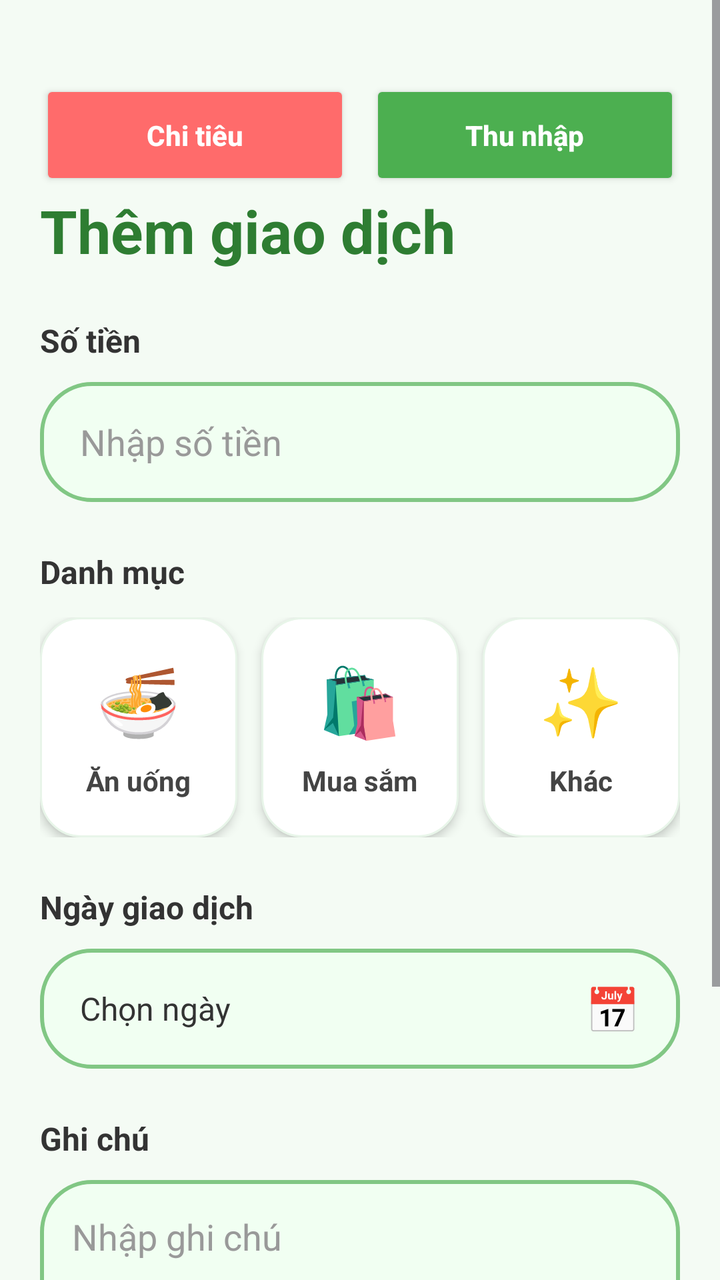
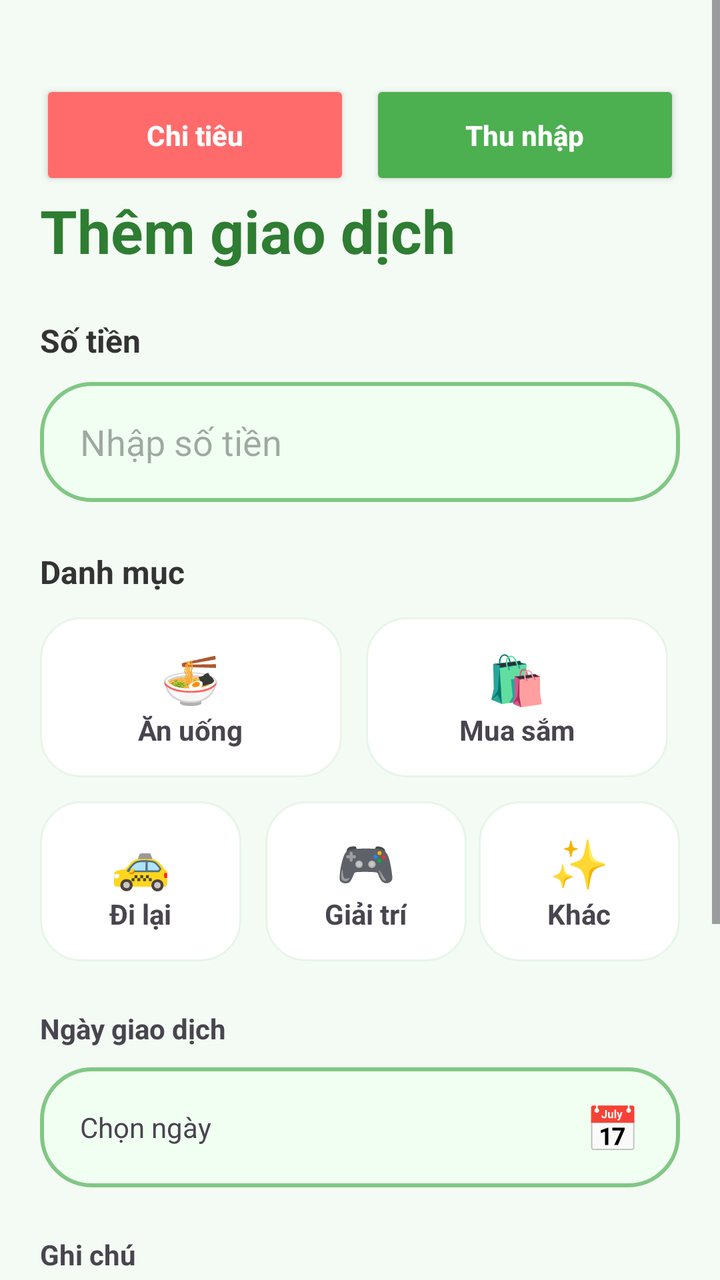

The first picture is an Android layout as it rendered before a commit; the second is the same layout after the commit. The layout source and the unified diff follow.
<!-- AndroidManifest.xml: application theme Theme.SpendWise -->
<!-- res/layout/activity_add_transaction.xml -->
<?xml version="1.0" encoding="utf-8"?>
<ScrollView xmlns:android="http://schemas.android.com/apk/res/android"
    android:layout_width="match_parent"
    android:layout_height="match_parent"
    android:background="#F4FBF4">

    <LinearLayout
        android:layout_width="match_parent"
        android:layout_height="wrap_content"
        android:orientation="vertical"
        android:padding="20dp">
        <LinearLayout
            android:layout_width="match_parent"
            android:layout_height="wrap_content"
            android:layout_marginTop="20dp"
            android:orientation="horizontal">

            <Button
                android:id="@+id/btnExpense"
                android:layout_width="0dp"
                android:layout_height="55dp"
                android:layout_weight="1"
                android:text="Chi tiêu"
                android:textAllCaps="false"
                android:textStyle="bold"
                android:backgroundTint="#FF6B6B"
                android:textColor="#FFFFFF"/>

            <Button
                android:id="@+id/btnIncome"
                android:layout_width="0dp"
                android:layout_height="55dp"
                android:layout_weight="1"
                android:layout_marginStart="10dp"
                android:text="Thu nhập"
                android:textAllCaps="false"
                android:textStyle="bold"
                android:backgroundTint="#4CAF50"
                android:textColor="#FFFFFF"/>

        </LinearLayout>
        
        <TextView
            android:layout_width="wrap_content"
            android:layout_height="wrap_content"
            android:text="Thêm giao dịch"
            android:textColor="#2E7D32"
            android:textSize="30sp"
            android:textStyle="bold" />

        
        <TextView
            android:layout_width="wrap_content"
            android:layout_height="wrap_content"
            android:layout_marginTop="24dp"
            android:text="Số tiền"
            android:textColor="#333333"
            android:textSize="16sp"
            android:textStyle="bold" />

        <EditText
            android:id="@+id/edtMoney"
            android:layout_width="match_parent"
            android:layout_height="60dp"
            android:layout_marginTop="10dp"
            android:background="@drawable/edittext_bg"
            android:hint="Nhập số tiền"
            android:inputType="number"
            android:paddingStart="20dp"
            android:paddingEnd="20dp"
            android:textColor="#333333"
            android:textColorHint="#999999" />

        
        <TextView
            android:layout_width="wrap_content"
            android:layout_height="wrap_content"
            android:layout_marginTop="24dp"
            android:text="Danh mục"
            android:textColor="#333333"
            android:textSize="16sp"
            android:textStyle="bold" />

        <LinearLayout
            android:layout_width="match_parent"
            android:layout_height="wrap_content"
            android:layout_marginTop="12dp"
            android:orientation="horizontal">

            
            <LinearLayout
                android:id="@+id/layoutFood"
                android:layout_width="0dp"
                android:layout_height="110dp"
                android:layout_weight="1"
                android:layout_marginEnd="6dp"
                android:background="@drawable/card_small"
                android:elevation="3dp"
                android:gravity="center"
                android:orientation="vertical"
                android:padding="10dp">

                <TextView
                    android:layout_width="wrap_content"
                    android:layout_height="wrap_content"
                    android:text="🍜"
                    android:textSize="34sp"/>

                <TextView
                    android:layout_width="wrap_content"
                    android:layout_height="wrap_content"
                    android:layout_marginTop="8dp"
                    android:text="Ăn uống"
                    android:textColor="#444444"
                    android:textStyle="bold"/>
            </LinearLayout>

            
            <LinearLayout
                android:id="@+id/layoutShopping"
                android:layout_width="0dp"
                android:layout_height="110dp"
                android:layout_weight="1"
                android:layout_marginStart="6dp"
                android:layout_marginEnd="6dp"
                android:background="@drawable/card_small"
                android:elevation="3dp"
                android:gravity="center"
                android:orientation="vertical"
                android:padding="10dp">

                <TextView
                    android:layout_width="wrap_content"
                    android:layout_height="wrap_content"
                    android:text="🛍️"
                    android:textSize="34sp"/>

                <TextView
                    android:layout_width="wrap_content"
                    android:layout_height="wrap_content"
                    android:layout_marginTop="8dp"
                    android:text="Mua sắm"
                    android:textColor="#444444"
                    android:textStyle="bold"/>
            </LinearLayout>

            
            <LinearLayout
                android:id="@+id/layoutOther"
                android:layout_width="0dp"
                android:layout_height="110dp"
                android:layout_weight="1"
                android:layout_marginStart="6dp"
                android:background="@drawable/card_small"
                android:elevation="3dp"
                android:gravity="center"
                android:orientation="vertical"
                android:padding="10dp">

                <TextView
                    android:layout_width="wrap_content"
                    android:layout_height="wrap_content"
                    android:text="✨"
                    android:textSize="34sp"/>

                <TextView
                    android:layout_width="wrap_content"
                    android:layout_height="wrap_content"
                    android:layout_marginTop="8dp"
                    android:text="Khác"
                    android:textColor="#444444"
                    android:textStyle="bold"/>
            </LinearLayout>

        </LinearLayout>

        
        <TextView
            android:layout_width="wrap_content"
            android:layout_height="wrap_content"
            android:layout_marginTop="24dp"
            android:text="Ngày giao dịch"
            android:textColor="#333333"
            android:textSize="16sp"
            android:textStyle="bold"/>

        <LinearLayout
            android:id="@+id/layoutDate"
            android:layout_width="match_parent"
            android:layout_height="60dp"
            android:layout_marginTop="10dp"
            android:background="@drawable/edittext_bg"
            android:gravity="center_vertical"
            android:orientation="horizontal"
            android:paddingStart="20dp"
            android:paddingEnd="20dp">

            <TextView
                android:id="@+id/txtDate"
                android:layout_width="0dp"
                android:layout_height="wrap_content"
                android:layout_weight="1"
                android:text="Chọn ngày"
                android:textColor="#333333"
                android:textSize="16sp"/>

            <TextView
                android:layout_width="wrap_content"
                android:layout_height="wrap_content"
                android:text="📅"
                android:textSize="22sp"/>
        </LinearLayout>

        
        <TextView
            android:layout_width="wrap_content"
            android:layout_height="wrap_content"
            android:layout_marginTop="24dp"
            android:text="Ghi chú"
            android:textColor="#333333"
            android:textSize="16sp"
            android:textStyle="bold" />

        <EditText
            android:id="@+id/edtNote"
            android:layout_width="match_parent"
            android:layout_height="110dp"
            android:layout_marginTop="10dp"
            android:background="@drawable/edittext_bg"
            android:gravity="top"
            android:hint="Nhập ghi chú"
            android:padding="16dp"
            android:textColor="#333333"
            android:textColorHint="#999999"/>

        
        <Button
            android:id="@+id/btnSave"
            android:layout_width="match_parent"
            android:layout_height="58dp"
            android:layout_marginTop="32dp"
            android:layout_marginBottom="20dp"
            android:backgroundTint="#57C45B"
            android:elevation="4dp"
            android:text="Lưu giao dịch"
            android:textAllCaps="false"
            android:textColor="#FFFFFF"
            android:textSize="18sp"
            android:textStyle="bold"/>

    </LinearLayout>

</ScrollView>
<!-- resources referenced by this layout -->
<resources>
  <!-- drawable card_small (drawable) -->
  <?xml version="1.0" encoding="utf-8"?>
  <shape xmlns:android="http://schemas.android.com/apk/res/android">
      <solid android:color="#FFFFFF"/>
      <corners android:radius="20dp"/>
      <stroke
          android:width="1dp"
          android:color="#E8F5E9"/>
  </shape>
  <!-- drawable edittext_bg (drawable) -->
  <?xml version="1.0" encoding="utf-8"?>
  <shape xmlns:android="http://schemas.android.com/apk/res/android">
  
      <solid android:color="#F1FFF2"/>
  
      <corners android:radius="25dp"/>
  
      <stroke
          android:width="2dp"
          android:color="#81C784"/>
  
  </shape>
  <style name="Theme.SpendWise" parent="Base.Theme.SpendWise" />
  <style name="Base.Theme.SpendWise" parent="Theme.Material3.DayNight.NoActionBar">
          
          
      </style>
</resources>

<!-- the commit's change to res/layout/activity_add_transaction.xml (unified diff, before → after) -->
@@ -9,6 +9,7 @@
         android:layout_height="wrap_content"
         android:orientation="vertical"
         android:padding="20dp">
+
         <LinearLayout
             android:layout_width="match_parent"
             android:layout_height="wrap_content"
@@ -20,11 +21,11 @@
                 android:layout_width="0dp"
                 android:layout_height="55dp"
                 android:layout_weight="1"
+                android:backgroundTint="#FF6B6B"
                 android:text="Chi tiêu"
                 android:textAllCaps="false"
-                android:textStyle="bold"
-                android:backgroundTint="#FF6B6B"
-                android:textColor="#FFFFFF"/>
+                android:textColor="#FFFFFF"
+                android:textStyle="bold" />
 
             <Button
                 android:id="@+id/btnIncome"
@@ -32,14 +33,14 @@
                 android:layout_height="55dp"
                 android:layout_weight="1"
                 android:layout_marginStart="10dp"
+                android:backgroundTint="#4CAF50"
                 android:text="Thu nhập"
                 android:textAllCaps="false"
-                android:textStyle="bold"
-                android:backgroundTint="#4CAF50"
-                android:textColor="#FFFFFF"/>
-
-        </LinearLayout>
-        
+                android:textColor="#FFFFFF"
+                android:textStyle="bold" />
+
+        </LinearLayout>
+
         <TextView
             android:layout_width="wrap_content"
             android:layout_height="wrap_content"
@@ -48,7 +49,6 @@
             android:textSize="30sp"
             android:textStyle="bold" />
 
-        
         <TextView
             android:layout_width="wrap_content"
             android:layout_height="wrap_content"
@@ -67,11 +67,8 @@
             android:hint="Nhập số tiền"
             android:inputType="number"
             android:paddingStart="20dp"
-            android:paddingEnd="20dp"
-            android:textColor="#333333"
-            android:textColorHint="#999999" />
-
-        
+            android:paddingEnd="20dp" />
+
         <TextView
             android:layout_width="wrap_content"
             android:layout_height="wrap_content"
@@ -81,107 +78,154 @@
             android:textSize="16sp"
             android:textStyle="bold" />
 
+        
+
         <LinearLayout
             android:layout_width="match_parent"
             android:layout_height="wrap_content"
             android:layout_marginTop="12dp"
             android:orientation="horizontal">
 
-            
             <LinearLayout
                 android:id="@+id/layoutFood"
                 android:layout_width="0dp"
-                android:layout_height="110dp"
-                android:layout_weight="1"
+                android:layout_height="80dp"
                 android:layout_marginEnd="6dp"
-                android:background="@drawable/card_small"
-                android:elevation="3dp"
-                android:gravity="center"
-                android:orientation="vertical"
-                android:padding="10dp">
-
-                <TextView
+                android:layout_weight="1"
+                android:background="@drawable/card_small"
+                android:gravity="center"
+                android:orientation="vertical">
+
+                <TextView
+                    android:id="@+id/txtFoodIcon"
                     android:layout_width="wrap_content"
                     android:layout_height="wrap_content"
                     android:text="🍜"
-                    android:textSize="34sp"/>
-
-                <TextView
-                    android:layout_width="wrap_content"
-                    android:layout_height="wrap_content"
-                    android:layout_marginTop="8dp"
+                    android:textSize="24sp" />
+
+                <TextView
+                    android:id="@+id/txtFood"
+                    android:layout_width="wrap_content"
+                    android:layout_height="wrap_content"
                     android:text="Ăn uống"
-                    android:textColor="#444444"
-                    android:textStyle="bold"/>
-            </LinearLayout>
-
-            
+                    android:textStyle="bold" />
+            </LinearLayout>
+
             <LinearLayout
                 android:id="@+id/layoutShopping"
                 android:layout_width="0dp"
-                android:layout_height="110dp"
-                android:layout_weight="1"
+                android:layout_height="80dp"
+                android:layout_marginHorizontal="6dp"
+                android:layout_weight="1"
+                android:background="@drawable/card_small"
+                android:gravity="center"
+                android:orientation="vertical">
+
+                <TextView
+                    android:id="@+id/txtShoppingIcon"
+                    android:layout_width="wrap_content"
+                    android:layout_height="wrap_content"
+                    android:text="🛍️"
+                    android:textSize="24sp" />
+                <TextView
+                    android:id="@+id/txtShopping"
+                    android:layout_width="wrap_content"
+                    android:layout_height="wrap_content"
+                    android:text="Mua sắm"
+                    android:textStyle="bold" />
+            </LinearLayout>
+
+
+
+        </LinearLayout>
+
+        
+
+        <LinearLayout
+            android:layout_width="match_parent"
+            android:layout_height="wrap_content"
+            android:layout_marginTop="12dp"
+            android:orientation="horizontal">
+
+            <LinearLayout
+                android:id="@+id/layoutTransport"
+                android:layout_width="0dp"
+                android:layout_height="80dp"
+                android:layout_marginEnd="6dp"
+                android:layout_weight="1"
+                android:background="@drawable/card_small"
+                android:gravity="center"
+                android:orientation="vertical">
+
+                <TextView
+                    android:id="@+id/txtTransportIcon"
+                    android:layout_width="wrap_content"
+                    android:layout_height="wrap_content"
+                    android:text="🚕"
+                    android:textSize="24sp" />
+
+                <TextView
+                    android:id="@+id/txtTransport"
+                    android:layout_width="wrap_content"
+                    android:layout_height="wrap_content"
+                    android:text="Đi lại"
+                    android:textStyle="bold" />
+            </LinearLayout>
+
+            <LinearLayout
+                android:id="@+id/layoutEntertainment"
+                android:layout_width="0dp"
+                android:layout_height="80dp"
                 android:layout_marginStart="6dp"
-                android:layout_marginEnd="6dp"
-                android:background="@drawable/card_small"
-                android:elevation="3dp"
-                android:gravity="center"
-                android:orientation="vertical"
-                android:padding="10dp">
-
-                <TextView
-                    android:layout_width="wrap_content"
-                    android:layout_height="wrap_content"
-                    android:text="🛍️"
-                    android:textSize="34sp"/>
-
-                <TextView
-                    android:layout_width="wrap_content"
-                    android:layout_height="wrap_content"
-                    android:layout_marginTop="8dp"
-                    android:text="Mua sắm"
-                    android:textColor="#444444"
-                    android:textStyle="bold"/>
-            </LinearLayout>
-
-            
+                android:layout_weight="1"
+                android:background="@drawable/card_small"
+                android:gravity="center"
+                android:orientation="vertical">
+
+                <TextView
+                    android:id="@+id/txtEntertainmentIcon"
+                    android:layout_width="wrap_content"
+                    android:layout_height="wrap_content"
+                    android:text="🎮"
+                    android:textSize="24sp" />
+
+                <TextView
+                    android:id="@+id/txtEntertainment"
+                    android:layout_width="wrap_content"
+                    android:layout_height="wrap_content"
+                    android:text="Giải trí"
+                    android:textStyle="bold" />
+            </LinearLayout>
             <LinearLayout
                 android:id="@+id/layoutOther"
                 android:layout_width="0dp"
-                android:layout_height="110dp"
-                android:layout_weight="1"
+                android:layout_height="80dp"
                 android:layout_marginStart="6dp"
-                android:background="@drawable/card_small"
-                android:elevation="3dp"
-                android:gravity="center"
-                android:orientation="vertical"
-                android:padding="10dp">
-
-                <TextView
+                android:layout_weight="1"
+                android:background="@drawable/card_small"
+                android:gravity="center"
+                android:orientation="vertical">
+
+                <TextView
+                    android:id="@+id/txtOtherIcon"
                     android:layout_width="wrap_content"
                     android:layout_height="wrap_content"
                     android:text="✨"
-                    android:textSize="34sp"/>
-
-                <TextView
-                    android:layout_width="wrap_content"
-                    android:layout_height="wrap_content"
-                    android:layout_marginTop="8dp"
+                    android:textSize="24sp" />
+                <TextView
+                    android:id="@+id/txtOther"
+                    android:layout_width="wrap_content"
+                    android:layout_height="wrap_content"
                     android:text="Khác"
-                    android:textColor="#444444"
-                    android:textStyle="bold"/>
-            </LinearLayout>
-
-        </LinearLayout>
-
-        
+                    android:textStyle="bold" />
+            </LinearLayout>
+        </LinearLayout>
+
         <TextView
             android:layout_width="wrap_content"
             android:layout_height="wrap_content"
             android:layout_marginTop="24dp"
             android:text="Ngày giao dịch"
-            android:textColor="#333333"
-            android:textSize="16sp"
             android:textStyle="bold"/>
 
         <LinearLayout
@@ -200,9 +244,7 @@
                 android:layout_width="0dp"
                 android:layout_height="wrap_content"
                 android:layout_weight="1"
-                android:text="Chọn ngày"
-                android:textColor="#333333"
-                android:textSize="16sp"/>
+                android:text="Chọn ngày"/>
 
             <TextView
                 android:layout_width="wrap_content"
@@ -211,15 +253,12 @@
                 android:textSize="22sp"/>
         </LinearLayout>
 
-        
         <TextView
             android:layout_width="wrap_content"
             android:layout_height="wrap_content"
             android:layout_marginTop="24dp"
             android:text="Ghi chú"
-            android:textColor="#333333"
-            android:textSize="16sp"
-            android:textStyle="bold" />
+            android:textStyle="bold"/>
 
         <EditText
             android:id="@+id/edtNote"
@@ -229,11 +268,8 @@
             android:background="@drawable/edittext_bg"
             android:gravity="top"
             android:hint="Nhập ghi chú"
-            android:padding="16dp"
-            android:textColor="#333333"
-            android:textColorHint="#999999"/>
-
-        
+            android:padding="16dp"/>
+
         <Button
             android:id="@+id/btnSave"
             android:layout_width="match_parent"
@@ -241,7 +277,6 @@
             android:layout_marginTop="32dp"
             android:layout_marginBottom="20dp"
             android:backgroundTint="#57C45B"
-            android:elevation="4dp"
             android:text="Lưu giao dịch"
             android:textAllCaps="false"
             android:textColor="#FFFFFF"
